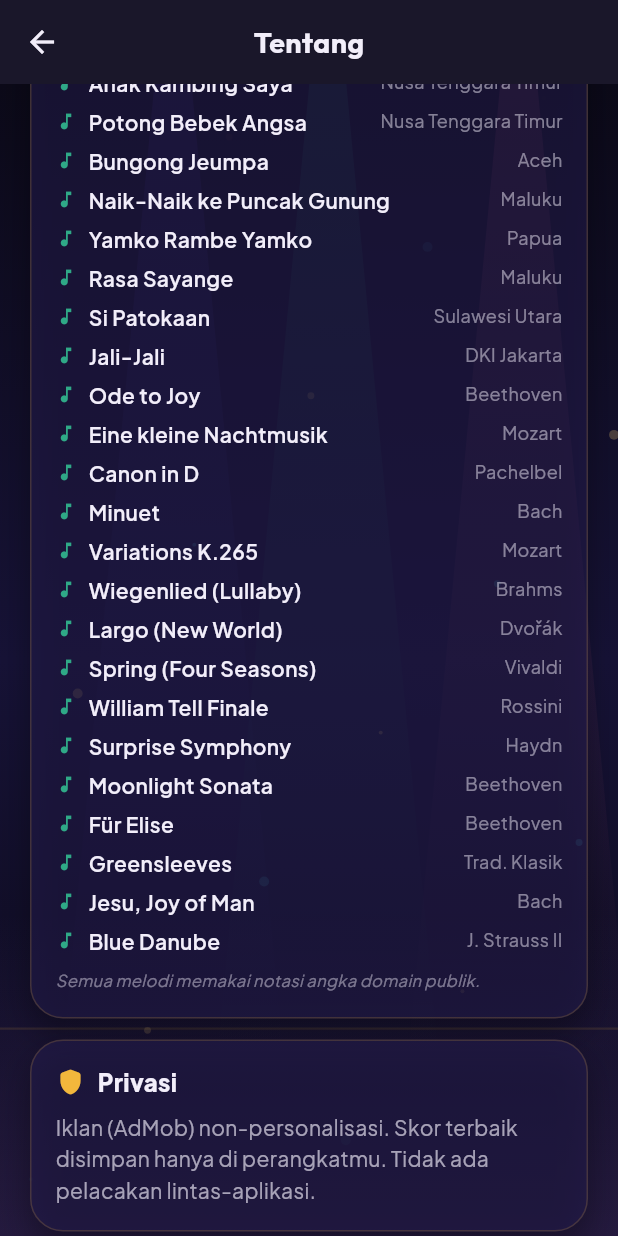
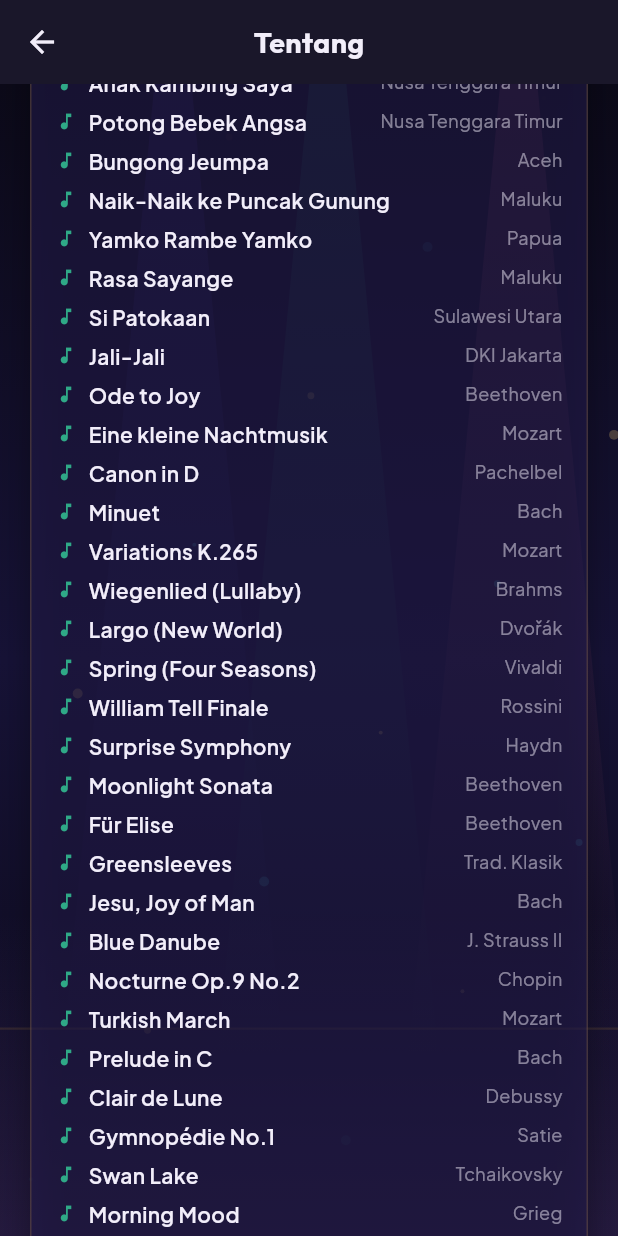
Before and after one commit to zachiesings/pusaka-tiles, a Flutter app: the AboutScreen screen opened directly, scrolled down 576 dp, on a phone screen of 412 x 824 dp. Run offline on Flutter 3.47's test engine with Material 3 defaults, Android fonts, the phone set to English and light mode, and no system bars; our stand-ins replace audioplayers, google_mobile_ads, shared_preferences; accounts and stored records are empty.

Commit message:
feat(content): Block 3 — +10 public-domain songs (7 classical + 3 lagu daerah)
Own simplified C-major arrangements (note data only; rendered, no recordings).
Classical (PD, composer d.>70y): Chopin Nocturne Op.9 No.2, Mozart Turkish March,
Bach Prelude in C, Debussy Clair de Lune, Satie Gymnopedie No.1, Tchaikovsky Swan
Lake, Grieg Morning Mood. Daerah (traditional/PD): O Ina Ni Keke, Tokecang,
Lir-Ilir. Each has a difficulty tier (speedScale) + auto per-song backing via
render_backing. Documented in AUDIO-CREDITS.md. (Catalog 30 -> 40 songs.)
Note: Fur Elise, Ode to Joy, Eine kleine, Canon, Spring, Moonlight were already
in the catalog from earlier waves.

Co-Authored-By: Claude Opus 4.8 (1M context) <noreply@anthropic.com>

```diff
--- a/lib/game/songs.dart
+++ b/lib/game/songs.dart
@@ -198,6 +198,68 @@ class SongCatalog {
       notes: [3,5,7,7, 8,7, 3,5,7,7, 8,7, 3,5,7,10,9,8,7,6,5, 4,6,5,4,3],
       beats: [2,1,1],
     ),
+    // ── Block 3: public-domain classical (composer d. >70 yrs) — own C-major arrangements ──
+    Song(
+      id: 'nocturne', title: 'Nocturne Op.9 No.2', daerah: 'Chopin',
+      bpm: 80, speedScale: 0.9,
+      notes: [10,7,8,7,6,5, 5,4,5, 7,6,5,4, 4,3,4, 10,9,10,12,11,10, 9,8,7,8, 7,6,5,4,3],
+      beats: [2,1,1,1,1],
+    ),
+    Song(
+      id: 'turkishmarch', title: 'Turkish March', daerah: 'Mozart',
+      bpm: 120, speedScale: 1.2,
+      notes: [8,7,8,10, 8,7,8,12, 8,7,8,10,8,7,8, 5,8,7,8,10, 8,7,8,12, 12,11,10,9,10,8, 7,8,10,12,10,8,7,5],
+      beats: [1,1,1,2],
+    ),
+    Song(
+      id: 'preludec', title: 'Prelude in C', daerah: 'Bach',
+      bpm: 92, speedScale: 1.0,
+      notes: [3,5,7,10,12, 3,5,7,10,12, 3,6,8,11,12, 3,6,8,11,12, 2,4,7,9,11, 2,4,7,9,11, 3,5,7,10,12],
+      beats: [1],
+    ),
+    Song(
+      id: 'clairdelune', title: 'Clair de Lune', daerah: 'Debussy',
+      bpm: 72, speedScale: 0.85,
+      notes: [10,9,8, 7,8,7,5, 12,11,10,9, 8,7,6,5, 7,8,10, 9,8,7,5,4,3],
+      beats: [2,1,1],
+    ),
+    Song(
+      id: 'gymnopedie', title: 'Gymnopédie No.1', daerah: 'Satie',
+      bpm: 80, speedScale: 0.88,
+      notes: [9,10,12, 11,10,9,8, 7,8,9, 10,9,8,7, 5,7,9, 8,7,6,5,4,3],
+      beats: [2,1,1],
+    ),
+    Song(
+      id: 'swanlake', title: 'Swan Lake', daerah: 'Tchaikovsky',
+      bpm: 100, speedScale: 1.05,
+      notes: [8,5, 8,9,10, 9,8, 10,9,8, 7,8, 12,11,10,9,8, 7,8,9,8,7,5, 8],
+      beats: [2,2,1,1],
+    ),
+    Song(
+      id: 'morningmood', title: 'Morning Mood', daerah: 'Grieg',
+      bpm: 88, speedScale: 0.95,
+      notes: [7,5,4,3,4,5,7, 5,4,3, 8,7,5,4,3, 4,5,7, 8,10,8,7,5, 7,5,4,3],
+      beats: [2,1,1],
+    ),
+    // ── Block 3: more lagu daerah (traditional / public domain) ──
+    Song(
+      id: 'oinanikeke', title: 'O Ina Ni Keke', daerah: 'Sulawesi Utara',
+      bpm: 104, speedScale: 1.0,
+      notes: [7, 10,9,8,7, 8,7,5, 7, 10,9,8,7, 8,7,5, 5,6,7,8,7,6,5, 4,3],
+      beats: [1,1,1,1,2],
+    ),
+    Song(
+      id: 'tokecang', title: 'Tokecang', daerah: 'Jawa Barat',
+      bpm: 112, speedScale: 1.1,
+      notes: [5,5,3,5, 5,5,3,5, 7,7,5,7, 8,7,5,4,3, 5,5,3,5, 7,8,7,5,4,3],
+      beats: [1,1,1,1],
+    ),
+    Song(
+      id: 'lirilir', title: 'Lir-Ilir', daerah: 'Jawa Tengah',
+      bpm: 90, speedScale: 0.95,
+      notes: [5,6,7,8, 7,6,5, 5,6,7,8,9, 8,7,6,5, 7,8,7,6,5,4,3],
+      beats: [2,1,1],
+    ),
   ];
 
   static Song byId(String id) =>
```
Also changed, not shown: 1 other file.
